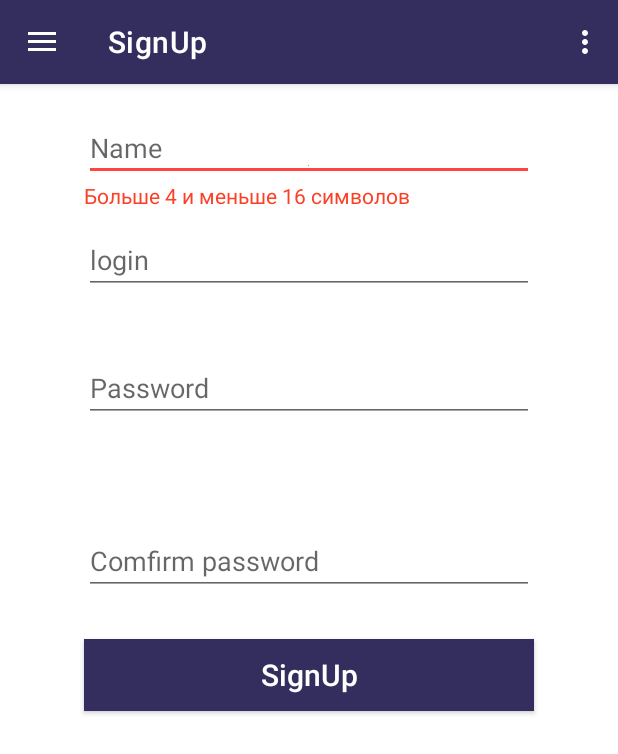
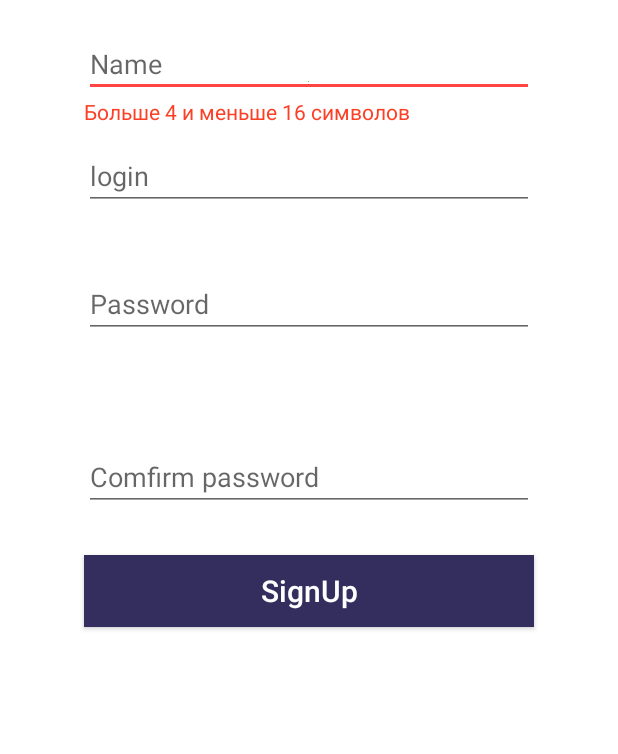
Before and after one commit to Iv4nKek/C4lculator, an Android app: the screen it shows after launch (MainActivity), on a phone screen of 412 x 824 dp. Shown: the top 754 px of the screen. Run offline under Robolectric (Android 15) with nearby library versions, the light colour scheme and no system bars; our stand-ins replace navigation-ui.

Commit message:
deleta bar

```diff
--- a/app/src/main/java/com/example/myapplication/Galery.java
+++ b/app/src/main/java/com/example/myapplication/Galery.java
@@ -93,7 +93,8 @@ public class Galery extends Fragment implements View.OnClickListener {
     @Override
     public void onDestroyView() {
         super.onDestroyView();
-        _currentPlayer.stop();
+        if(_currentPlayer != null)
+            _currentPlayer.stop();
     }
 
     public void addImage(Bitmap bitmap, ArrayList<Uri> musics)
--- a/app/src/main/java/com/example/myapplication/MainActivity.java
+++ b/app/src/main/java/com/example/myapplication/MainActivity.java
@@ -42,7 +42,7 @@ public class MainActivity extends AppCompatActivity {
 
         setContentView(R.layout.activity_main);
 
-        DrawerLayout drawer = findViewById(R.id.drawer_layout);
+     /*   DrawerLayout drawer = findViewById(R.id.drawer_layout);
         NavigationView navigationView = findViewById(R.id.nav_view);
         mAppBarConfiguration = new AppBarConfiguration.Builder(
                 R.id.gallery, R.id.signup, R.id.auth,R.id.calculator)
@@ -50,7 +50,7 @@ public class MainActivity extends AppCompatActivity {
                 .build();
         NavController navController = Navigation.findNavController(this, R.id.nav_host_fragment);
         NavigationUI.setupActionBarWithNavController(this, navController, mAppBarConfiguration);
-        NavigationUI.setupWithNavController(navigationView, navController);
+        NavigationUI.setupWithNavController(navigationView, navController);*/
 
     }
     public boolean onCreateOptionsMenu(Menu menu) {
@@ -78,12 +78,12 @@ public class MainActivity extends AppCompatActivity {
         transaction.replace(R.id.nav_host_fragment, newFragment);
         transaction.commit();
     }
-    @Override
-    public boolean onSupportNavigateUp() {
+    /*  @Override
+  public boolean onSupportNavigateUp() {
         NavController navController = Navigation.findNavController(this, R.id.nav_host_fragment);
         return NavigationUI.navigateUp(navController, mAppBarConfiguration)
                 || super.onSupportNavigateUp();
-    }
+    }*/
     @Override
     protected void onPostCreate(@Nullable Bundle savedInstanceState) {
         super.onPostCreate(savedInstanceState);
--- a/app/src/main/java/com/example/myapplication/SignUp.java
+++ b/app/src/main/java/com/example/myapplication/SignUp.java
@@ -58,7 +58,7 @@ public class SignUp extends Fragment implements View.OnClickListener {
 
     public View onCreateView(@NonNull LayoutInflater inflater,
                              ViewGroup container, Bundle savedInstanceState) {
-        ((AppCompatActivity) getActivity()).getSupportActionBar().setDisplayHomeAsUpEnabled(true);
+       // ((AppCompatActivity) getActivity()).getSupportActionBar().setDisplayHomeAsUpEnabled(true);
         View root = inflater.inflate(R.layout.activity_sign_up, container, false);
         _activity = (MainActivity)getActivity();
         nameEdit = root.findViewById(R.id.name);
--- a/app/src/main/res/layout/activity_main.xml
+++ b/app/src/main/res/layout/activity_main.xml
@@ -21,5 +21,5 @@
         android:fitsSystemWindows="true"
         app:headerLayout="@layout/navbar"
         app:menu="@menu/activity_main_drawer"
-        tools:visibility="visible" />
+        tools:visibility="gone" />
 </androidx.drawerlayout.widget.DrawerLayout>
--- a/app/src/main/res/values/themes.xml
+++ b/app/src/main/res/values/themes.xml
@@ -1,6 +1,8 @@
 <resources xmlns:tools="http://schemas.android.com/tools">
     <!-- Base application theme. -->
     <style name="Theme.NavTest" parent="Theme.MaterialComponents.DayNight.DarkActionBar">
+        <item name="windowActionBar">false</item>
+        <item name="windowNoTitle">true</item>
         <!-- Primary brand color. -->
         <item name="colorPrimary">@color/dark</item>
         <item name="colorPrimaryVariant">@color/purple_700</item>
```
